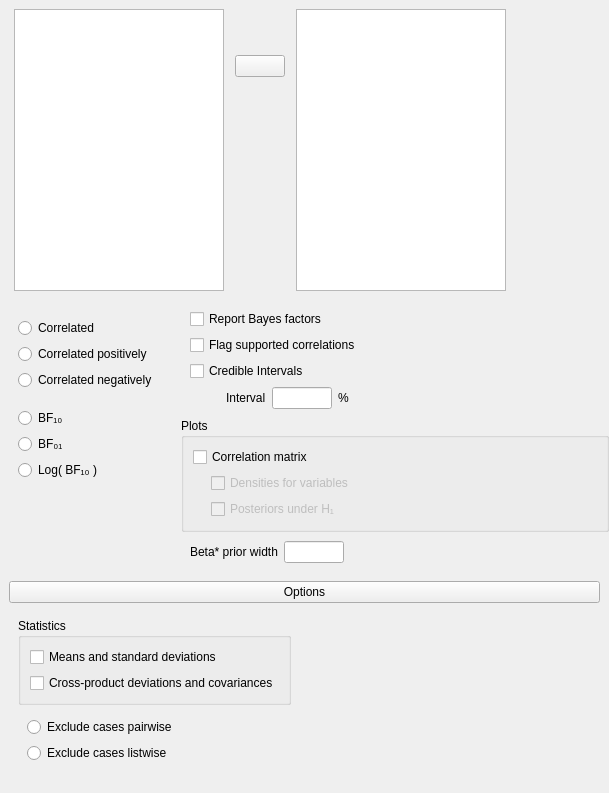
First picture: the form in JASP-Desktop/analysisforms/correlationbayesianform.ui, repository jasp-stats/jasp-desktop, before the edit.
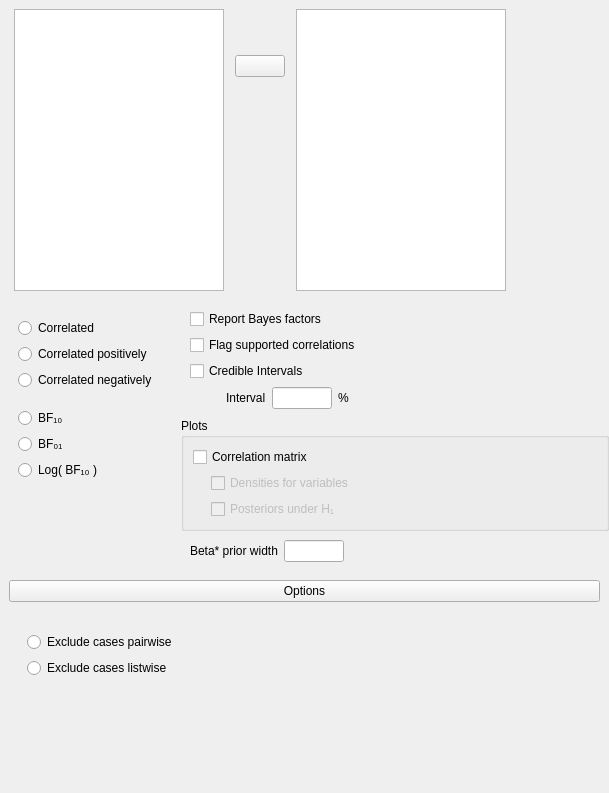
Second picture: the form after the edit. Custom widgets are drawn as their Qt base class.

Commit message: B Corr Matrix: Enabling missing values options

Patch:
```diff
--- a/JASP-Desktop/analysisforms/correlationbayesianform.ui
+++ b/JASP-Desktop/analysisforms/correlationbayesianform.ui
@@ -329,16 +329,6 @@
    <item row="4" column="0" colspan="3">
     <widget class="QWidget" name="optionsWidget" native="true">
      <layout class="QGridLayout" name="gridLayout">
-      <item row="0" column="0">
-       <widget class="ExpanderButton" name="buttonOptions">
-        <property name="text">
-         <string>Options</string>
-        </property>
-        <property name="checkable">
-         <bool>true</bool>
-        </property>
-       </widget>
-      </item>
       <item row="1" column="0">
        <widget class="QWidget" name="panelOptions" native="true">
         <layout class="QGridLayout" name="gridLayout_10">
@@ -351,12 +341,6 @@
             <bool>true</bool>
            </property>
            <layout class="QGridLayout" name="gridLayout_9">
-            <property name="topMargin">
-             <number>6</number>
-            </property>
-            <property name="bottomMargin">
-             <number>6</number>
-            </property>
             <item row="0" column="0">
              <widget class="QRadioButton" name="_1excludePairwise">
               <property name="text">
@@ -384,32 +368,32 @@
            </property>
           </widget>
          </item>
-         <item row="0" column="0">
-          <widget class="GroupBox" name="groupBox_3">
-           <property name="title">
-            <string>Statistics</string>
-           </property>
-           <layout class="QGridLayout" name="gridLayout_6">
-            <item row="0" column="0">
-             <widget class="BoundCheckBox" name="meansAndStdDev">
-              <property name="text">
-               <string>Means and standard deviations</string>
-              </property>
-             </widget>
-            </item>
-            <item row="1" column="0">
-             <widget class="BoundCheckBox" name="crossProducts">
-              <property name="text">
-               <string>Cross-product deviations and covariances</string>
-              </property>
-             </widget>
-            </item>
-           </layout>
-          </widget>
-         </item>
         </layout>
        </widget>
       </item>
+      <item row="0" column="0">
+       <widget class="ExpanderButton" name="buttonOptions">
+        <property name="text">
+         <string>Options</string>
+        </property>
+        <property name="checkable">
+         <bool>true</bool>
+        </property>
+       </widget>
+      </item>
+      <item row="2" column="0">
+       <spacer name="verticalSpacer_4">
+        <property name="orientation">
+         <enum>Qt::Vertical</enum>
+        </property>
+        <property name="sizeHint" stdset="0">
+         <size>
+          <width>20</width>
+          <height>40</height>
+         </size>
+        </property>
+       </spacer>
+      </item>
      </layout>
     </widget>
    </item>
@@ -419,18 +403,15 @@
       <string>Plots</string>
      </property>
      <layout class="QGridLayout" name="gridLayout_13">
-      <item row="3" column="1">
-       <spacer name="verticalSpacer_3">
-        <property name="orientation">
-         <enum>Qt::Vertical</enum>
-        </property>
-        <property name="sizeHint" stdset="0">
+      <item row="1" column="0" rowspan="2">
+       <widget class="QWidget" name="widget_9" native="true">
+        <property name="maximumSize">
          <size>
-          <width>20</width>
-          <height>40</height>
+          <width>12</width>
+          <height>16777215</height>
          </size>
         </property>
-       </spacer>
+       </widget>
       </item>
       <item row="1" column="1">
        <widget class="BoundCheckBox" name="plotDensitiesForVariables">
@@ -442,13 +423,6 @@
         </property>
        </widget>
       </item>
-      <item row="0" column="0" colspan="2">
-       <widget class="BoundCheckBox" name="plotCorrelationMatrix">
-        <property name="text">
-         <string>Correlation matrix</string>
-        </property>
-       </widget>
-      </item>
       <item row="2" column="1">
        <widget class="BoundCheckBox" name="plotPosteriors">
         <property name="enabled">
@@ -459,13 +433,10 @@
         </property>
        </widget>
       </item>
-      <item row="1" column="0" rowspan="2">
-       <widget class="QWidget" name="widget_9" native="true">
-        <property name="maximumSize">
-         <size>
-          <width>12</width>
-          <height>16777215</height>
-         </size>
+      <item row="0" column="0" colspan="2">
+       <widget class="BoundCheckBox" name="plotCorrelationMatrix">
+        <property name="text">
+         <string>Correlation matrix</string>
         </property>
        </widget>
       </item>
```
The commit also changes 1 other file.
